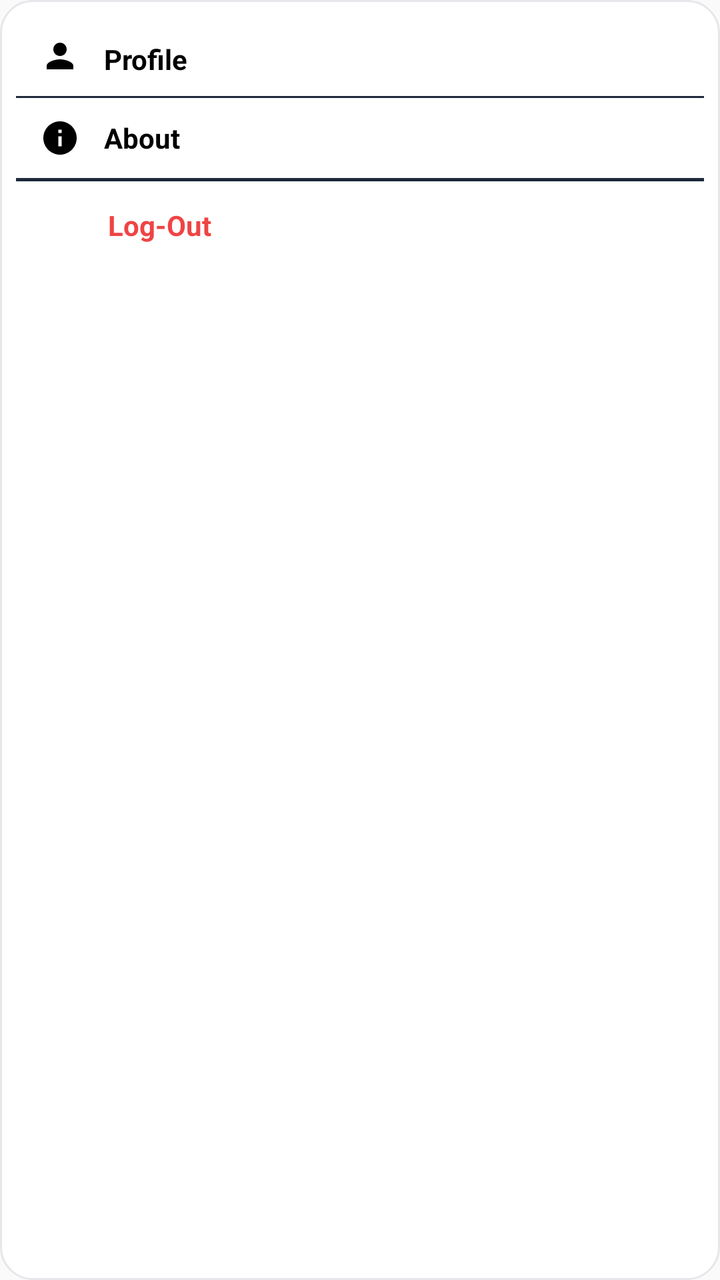
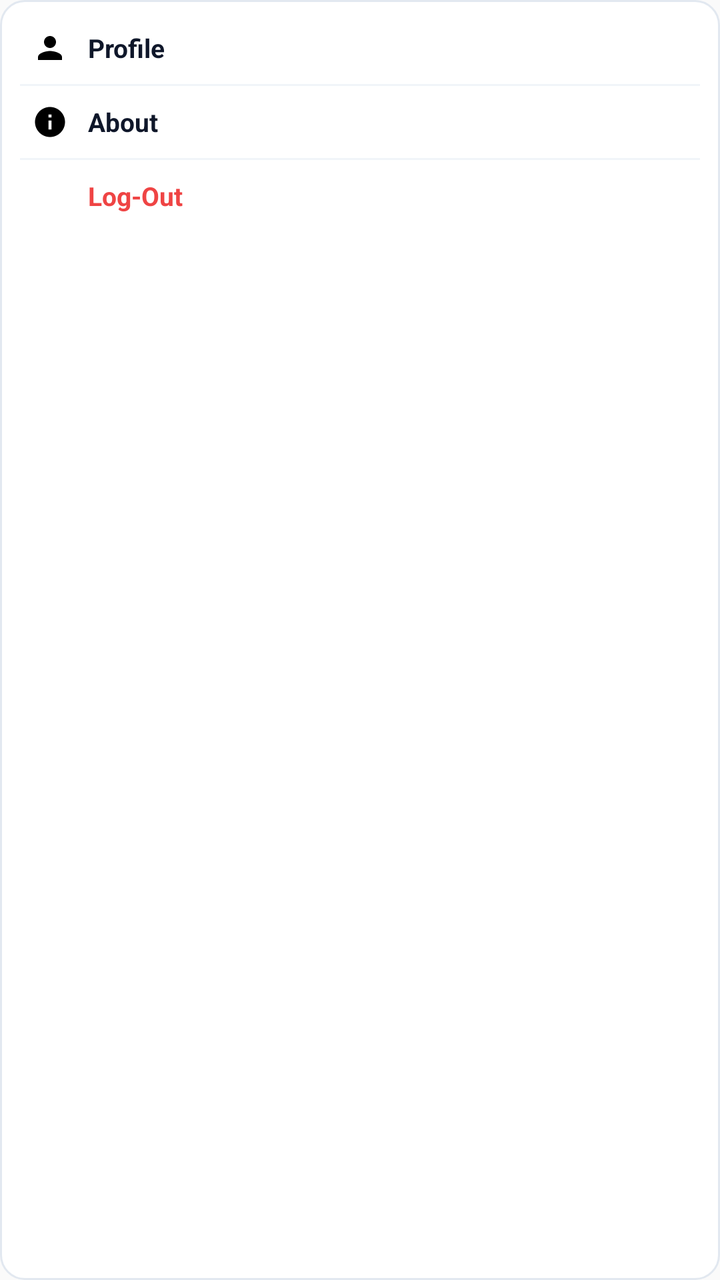

An Android layout rendered at two revisions. The XML below is the earlier revision; the diff shows what the commit changed to produce the second picture.
<!-- AndroidManifest.xml: application theme Theme.FloodGuard -->
<!-- res/layout/nav_dropdown_menu.xml -->
<?xml version="1.0" encoding="utf-8"?>
<LinearLayout xmlns:android="http://schemas.android.com/apk/res/android"
    android:layout_width="180dp"
    android:layout_height="wrap_content"
    android:background="@drawable/dropdown_menu_bg"
    android:orientation="vertical"
    android:padding="8dp">

    
    <LinearLayout
        android:id="@+id/menuProfile"
        android:layout_width="match_parent"
        android:layout_height="40dp"
        android:clickable="true"
        android:focusable="true"
        android:gravity="center_vertical"
        android:orientation="horizontal"
        android:paddingStart="12dp"
        android:paddingEnd="12dp">

        <ImageView
            android:layout_width="20dp"
            android:layout_height="20dp"
            android:src="@drawable/ic_profile"
            android:contentDescription="Profile" />

        <TextView
            android:layout_width="wrap_content"
            android:layout_height="16dp"
            android:layout_marginStart="12dp"
            android:text="Profile"
            android:textColor="#000000"
            android:textSize="14sp"
            android:textStyle="bold" />
    </LinearLayout>

    <View
        android:layout_width="match_parent"
        android:layout_height="1dp"
        android:background="#1E293B" />

    
    <LinearLayout
        android:id="@+id/menuAbout"
        android:layout_width="match_parent"
        android:layout_height="40dp"
        android:clickable="true"
        android:focusable="true"
        android:gravity="center_vertical"
        android:orientation="horizontal"
        android:paddingStart="12dp"
        android:paddingEnd="12dp">

        <ImageView
            android:layout_width="20dp"
            android:layout_height="20dp"
            android:src="@drawable/ic_info"
            android:contentDescription="About" />

        <TextView
            android:layout_width="wrap_content"
            android:layout_height="wrap_content"
            android:layout_marginStart="12dp"
            android:text="About"
            android:textColor="#000000"
            android:textSize="14sp"
            android:textStyle="bold" />
    </LinearLayout>

    <View
        android:layout_width="match_parent"
        android:layout_height="1.5dp"
        android:background="#1E293B" />

    
    <LinearLayout
        android:id="@+id/menuLogout"
        android:layout_width="match_parent"
        android:layout_height="44dp"
        android:clickable="true"
        android:focusable="true"
        android:gravity="center_vertical"
        android:orientation="horizontal"
        android:paddingStart="12dp"
        android:paddingEnd="12dp">

        <ImageView
            android:layout_width="22dp"
            android:layout_height="22dp"
            android:src="@drawable/ic_logout"
            android:contentDescription="Log-Out" />

        <TextView
            android:layout_width="wrap_content"
            android:layout_height="wrap_content"
            android:layout_marginStart="12dp"
            android:text="Log-Out"
            android:textColor="#EF4444"
            android:textSize="14sp"
            android:textStyle="bold" />
    </LinearLayout>

</LinearLayout>
<!-- resources referenced by this layout -->
<resources>
  <!-- drawable dropdown_menu_bg (drawable) -->
  <?xml version="1.0" encoding="utf-8"?>
  <shape xmlns:android="http://schemas.android.com/apk/res/android"
      android:shape="rectangle">
      <solid android:color="#FFFFFF" />
      <corners android:radius="16dp" />
      <stroke
          android:width="1dp"
          android:color="#E5E7EB" />
  </shape>
  <!-- drawable ic_info (drawable) -->
  <vector xmlns:android="http://schemas.android.com/apk/res/android"
      android:width="24dp"
      android:height="24dp"
      android:viewportWidth="24"
      android:viewportHeight="24">
      <path
          android:fillColor="#000000"
          android:pathData="M12,2C6.48,2 2,6.48 2,12s4.48,10 10,10 10,-4.48 10,-10S17.52,2 12,2zm1,15h-2v-6h2v6zm0,-8h-2V7h2v2z" />
  </vector>
  <!-- drawable ic_logout (drawable) -->
  <vector xmlns:android="http://schemas.android.com/apk/res/android"
      android:width="20dp"
      android:height="20dp"
      android:viewportWidth="24"
      android:viewportHeight="24">
      <path
          android:fillColor="#FFFFFF"
          android:pathData="M17,7l-1.41,1.41L18.17,11H8v2h10.17l-2.58,2.58L17,17l5,-5zM4,5h8V3H4c-1.1,0 -2,0.9 -2,2v14c0,1.1 0.9,2 2,2h8v-2H4V5z" />
  </vector>
  <!-- drawable ic_profile (drawable) -->
  <vector xmlns:android="http://schemas.android.com/apk/res/android"
      android:width="24dp"
      android:height="24dp"
      android:viewportWidth="24"
      android:viewportHeight="24">
      <path
          android:fillColor="#000000"
          android:pathData="M12,12c2.21,0 4,-1.79 4,-4s-1.79,-4 -4,-4 -4,1.79 -4,4 1.79,4 4,4zm0,2c-2.67,0 -8,1.34 -8,4v2h16v-2c0,-2.66 -5.33,-4 -8,-4z" />
  </vector>
  <style name="Theme.FloodGuard" parent="Theme.AppCompat.DayNight.NoActionBar">
          <item name="windowActionBar">false</item>
          <item name="windowNoTitle">true</item>
      </style>
</resources>

<!-- the commit's change to res/layout/nav_dropdown_menu.xml (unified diff, before → after) -->
@@ -1,102 +1,109 @@
 <?xml version="1.0" encoding="utf-8"?>
 <LinearLayout xmlns:android="http://schemas.android.com/apk/res/android"
-    android:layout_width="180dp"
+    android:layout_width="145dp"
     android:layout_height="wrap_content"
-    android:background="@drawable/dropdown_menu_bg"
+    android:background="@drawable/bg_nav_dropdown_menu"
     android:orientation="vertical"
-    android:padding="8dp">
+    android:padding="6dp">
 
     
     <LinearLayout
         android:id="@+id/menuProfile"
         android:layout_width="match_parent"
-        android:layout_height="40dp"
+        android:layout_height="36dp"
+        android:background="?attr/selectableItemBackground"
         android:clickable="true"
         android:focusable="true"
         android:gravity="center_vertical"
         android:orientation="horizontal"
-        android:paddingStart="12dp"
-        android:paddingEnd="12dp">
+        android:paddingStart="10dp"
+        android:paddingEnd="10dp">
 
         <ImageView
-            android:layout_width="20dp"
-            android:layout_height="20dp"
+            android:layout_width="18dp"
+            android:layout_height="18dp"
             android:src="@drawable/ic_profile"
             android:contentDescription="Profile" />
 
         <TextView
             android:layout_width="wrap_content"
-            android:layout_height="16dp"
-            android:layout_marginStart="12dp"
+            android:layout_height="wrap_content"
+            android:layout_marginStart="10dp"
             android:text="Profile"
-            android:textColor="#000000"
-            android:textSize="14sp"
+            android:textColor="#0F172A"
+            android:textSize="13sp"
             android:textStyle="bold" />
     </LinearLayout>
 
     <View
         android:layout_width="match_parent"
         android:layout_height="1dp"
-        android:background="#1E293B" />
+        android:layout_marginStart="4dp"
+        android:layout_marginEnd="4dp"
+        android:background="#F1F5F9" />
 
     
     <LinearLayout
         android:id="@+id/menuAbout"
         android:layout_width="match_parent"
-        android:layout_height="40dp"
+        android:layout_height="36dp"
+        android:background="?attr/selectableItemBackground"
         android:clickable="true"
         android:focusable="true"
         android:gravity="center_vertical"
         android:orientation="horizontal"
-        android:paddingStart="12dp"
-        android:paddingEnd="12dp">
+        android:paddingStart="10dp"
+        android:paddingEnd="10dp">
 
         <ImageView
-            android:layout_width="20dp"
-            android:layout_height="20dp"
+            android:layout_width="18dp"
+            android:layout_height="18dp"
             android:src="@drawable/ic_info"
             android:contentDescription="About" />
 
         <TextView
             android:layout_width="wrap_content"
             android:layout_height="wrap_content"
-            android:layout_marginStart="12dp"
+            android:layout_marginStart="10dp"
             android:text="About"
-            android:textColor="#000000"
-            android:textSize="14sp"
+            android:textColor="#0F172A"
+            android:textSize="13sp"
             android:textStyle="bold" />
     </LinearLayout>
 
     <View
         android:layout_width="match_parent"
-        android:layout_height="1.5dp"
-        android:background="#1E293B" />
+        android:layout_height="1dp"
+        android:layout_marginStart="4dp"
+        android:layout_marginEnd="4dp"
+        android:background="#F1F5F9" />
 
     
     <LinearLayout
         android:id="@+id/menuLogout"
         android:layout_width="match_parent"
-        android:layout_height="44dp"
+        android:layout_height="36dp"
+        android:background="?attr/selectableItemBackground"
         android:clickable="true"
         android:focusable="true"
         android:gravity="center_vertical"
         android:orientation="horizontal"
-        android:paddingStart="12dp"
-        android:paddingEnd="12dp">
+        android:paddingStart="10dp"
+        android:paddingEnd="10dp">
 
         <ImageView
-            android:layout_width="22dp"
-            android:layout_height="22dp"
+            android:layout_width="18dp"
+            android:layout_height="18dp"
             android:src="@drawable/ic_logout"
             android:contentDescription="Log-Out" />
 
         <TextView
             android:layout_width="wrap_content"
             android:layout_height="wrap_content"
-            android:layout_marginStart="12dp"
+            android:layout_marginStart="10dp"
             android:text="Log-Out"
             android:textColor="#EF4444"
-            android:textSize="14sp"
+            android:textSize="13sp"
             android:textStyle="bold" />
     </LinearLayout>
 
<!-- resource entries referenced after the edit -->
@@ -1,14 +1,14 @@
 <!-- resources referenced by this layout -->
 <resources>
-  <!-- drawable dropdown_menu_bg (drawable) -->
+  <!-- drawable bg_nav_dropdown_menu (drawable) -->
   <?xml version="1.0" encoding="utf-8"?>
   <shape xmlns:android="http://schemas.android.com/apk/res/android"
       android:shape="rectangle">
       <solid android:color="#FFFFFF" />
-      <corners android:radius="16dp" />
+      <corners android:radius="12dp" />
       <stroke
           android:width="1dp"
-          android:color="#E5E7EB" />
+          android:color="#E2E8F0" />
   </shape>
   <!-- drawable ic_info (drawable) -->
   <vector xmlns:android="http://schemas.android.com/apk/res/android"
@@ -43,6 +43,9 @@
   <style name="Theme.FloodGuard" parent="Theme.AppCompat.DayNight.NoActionBar">
           <item name="windowActionBar">false</item>
           <item name="windowNoTitle">true</item>
+          <item name="android:statusBarColor">#0A192F</item>
+          <item name="android:windowLightStatusBar">false</item>
+          <item name="android:navigationBarColor">#0A192F</item>
       </style>
 </resources>
 
